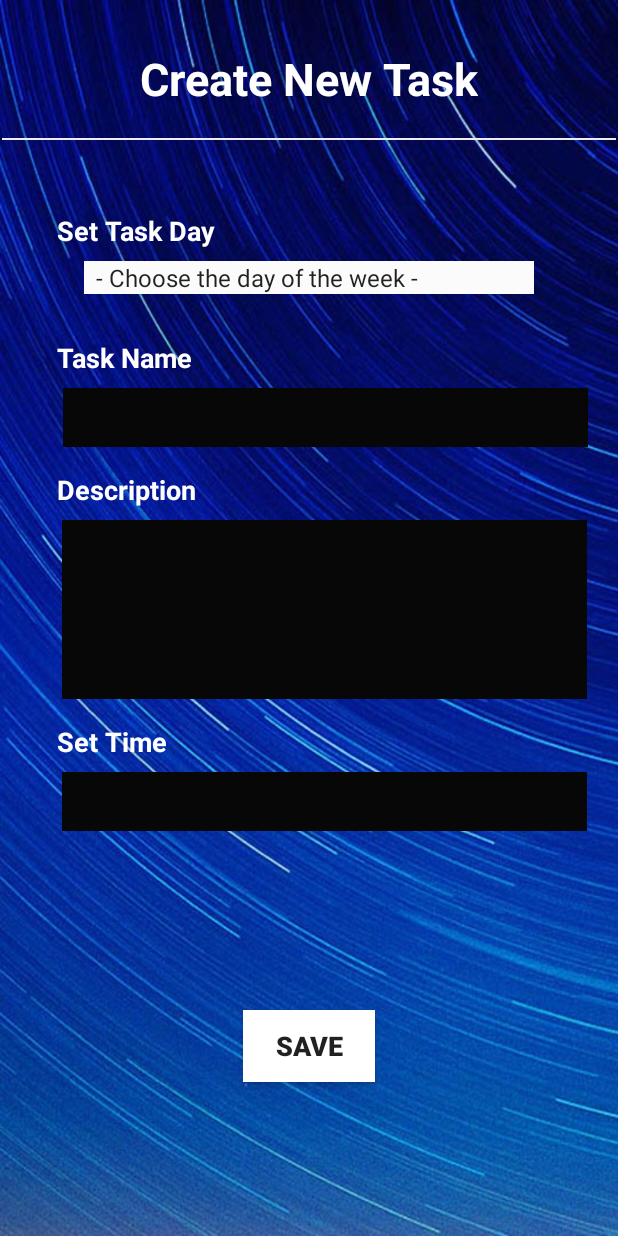
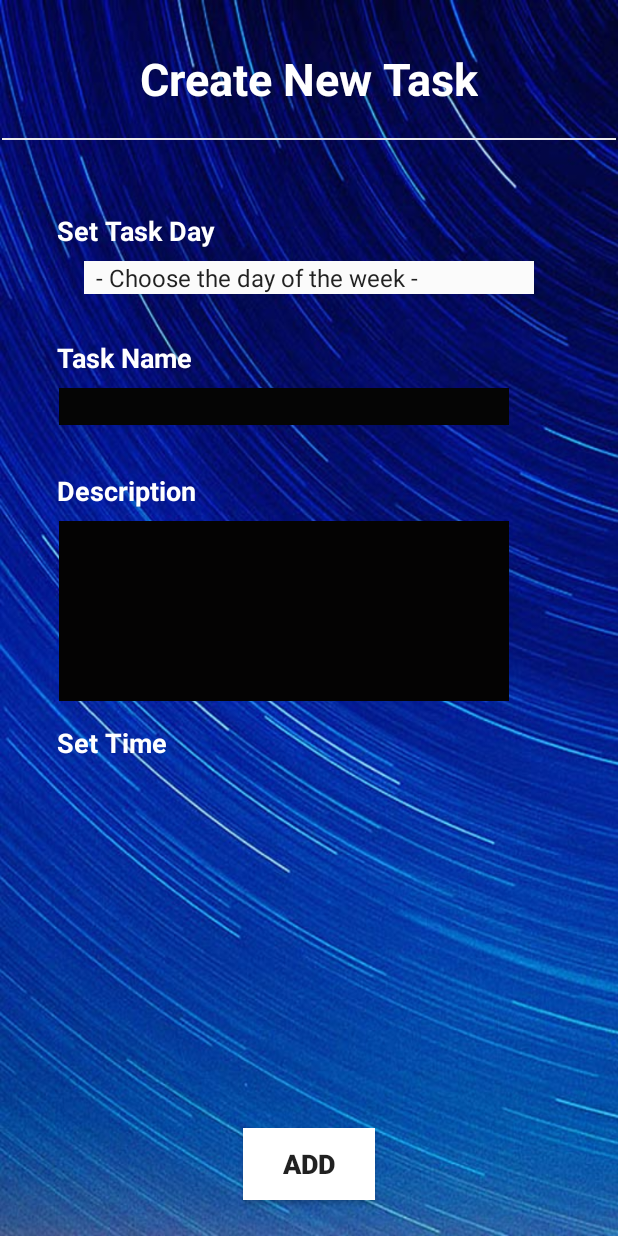
Before and after one commit to mccoy7777/AssistedLivingApplication, an Android app: the CreateNewDailyTask screen opened directly, with no data from a screen before it, on a phone screen of 412 x 824 dp. Run offline under Robolectric (Android 15) with nearby library versions, the light colour scheme and no system bars; our stand-ins replace Firebase (no records; nobody signed in at launch, a user with empty details on screens opened directly).

Commit message:
Add Create Task and Updates Into List - Step 1

```diff
--- a/app/build.gradle
+++ b/app/build.gradle
@@ -33,7 +33,7 @@ dependencies {
     implementation 'com.google.firebase:firebase-database:19.3.1'
     implementation 'com.google.firebase:firebase-firestore:21.5.0'
     implementation 'com.google.firebase:firebase-storage:19.1.1'
-    implementation 'com.google.firebase:firebase-inappmessaging-display:17.0.4'
+    //implementation 'com.google.firebase:firebase-inappmessaging-display:17.0.4'
     testImplementation 'junit:junit:4.12'
     androidTestImplementation 'androidx.test.ext:junit:1.1.1'
     androidTestImplementation 'androidx.test.espresso:espresso-core:3.2.0'
--- a/app/src/main/java/com/example/assistedlivingapplication/CreateNewDailyTask.java
+++ b/app/src/main/java/com/example/assistedlivingapplication/CreateNewDailyTask.java
@@ -1,20 +1,45 @@
 package com.example.assistedlivingapplication;
 
+import androidx.annotation.NonNull;
 import androidx.appcompat.app.AppCompatActivity;
 
+import android.content.Intent;
 import android.os.Bundle;
 import android.view.View;
 import android.widget.AdapterView;
 import android.widget.ArrayAdapter;
+import android.widget.Button;
+import android.widget.EditText;
 import android.widget.Spinner;
+import android.widget.Toast;
+
+import com.google.android.gms.tasks.OnFailureListener;
+import com.google.android.gms.tasks.OnSuccessListener;
+import com.google.firebase.auth.FirebaseAuth;
+import com.google.firebase.auth.FirebaseUser;
+import com.google.firebase.firestore.CollectionReference;
+import com.google.firebase.firestore.DocumentReference;
+import com.google.firebase.firestore.FirebaseFirestore;
+import com.google.firebase.storage.FirebaseStorage;
+import com.google.firebase.storage.StorageReference;
 
 import java.util.ArrayList;
+import java.util.HashMap;
 import java.util.List;
+import java.util.Map;
 
 public class CreateNewDailyTask extends AppCompatActivity {
 
     //Declare variables
-     Spinner spnDaysOfWeek;
+    EditText taskName, description;
+    Button add;
+    Spinner spnDaysOfWeek;
+
+    FirebaseFirestore fStore = FirebaseFirestore.getInstance();
+    CollectionReference allTasksRef = fStore.collection("Tasks");
+
+    private final String KEY_TASK_NAME = "task name";
+    private final String KEY_DESCRIPTION = "description";
 
     @Override
     protected void onCreate(Bundle savedInstanceState) {
@@ -23,6 +48,11 @@ public class CreateNewDailyTask extends AppCompatActivity {
 
         //Assign variables
         spnDaysOfWeek = findViewById(R.id.spn_DaysOfTheWeek);
+
+        taskName = findViewById(R.id.et_TaskName);
+        description = findViewById(R.id.et_Description);
+
+        add = findViewById(R.id.btn_AddTask);
 
         //Create new array list
         List <String> daysOfTheWeek = new ArrayList<>();
@@ -55,8 +85,42 @@ public class CreateNewDailyTask extends AppCompatActivity {
 
         });//end of setOnItemSelectedListener method
 
+        //Set onClickListener for Save Button to save the new task to the database
+        add.setOnClickListener(new View.OnClickListener() {
+            @Override
+            public void onClick(View view) {
 
+                //Set variables and get the text from that the user inputs
+                 String addTaskName = taskName.getText().toString().trim();
+                 String addDescription = description.getText().toString().trim();
+
+                 //Create Tasks object
+                 Tasks tasks = new Tasks(addTaskName, addDescription);
+
+                 //Add tasks to firebase collections
+                allTasksRef.add(tasks).addOnSuccessListener(new OnSuccessListener<DocumentReference>() {
+                    @Override
+                    public void onSuccess(DocumentReference documentReference) {
+                        Toast.makeText(CreateNewDailyTask.this, "New Task Added", Toast.LENGTH_SHORT).show();
+                    }//end of onSuccess method
+
+                }).addOnFailureListener(new OnFailureListener() {
+                    @Override
+                    public void onFailure(@NonNull Exception e) {
+                        Toast.makeText(CreateNewDailyTask.this, "Error!" + e.toString(), Toast.LENGTH_SHORT).show();
+                    }//end of onFailure method
+
+                });//end of onSuccess Listener
+
+                //Use intent to switch back to DailyTasks screen
+                Intent i = new Intent(getApplicationContext(), DailyTasks.class );
+                startActivity(i);
+
+            }//end of onClick method
+
+        });//end of OnClickListener
 
     }//end of onCreate Method
 
+
 }//end of CreateNewDailyTask class
--- a/app/src/main/res/layout/activity_create_new_daily_task.xml
+++ b/app/src/main/res/layout/activity_create_new_daily_task.xml
@@ -64,13 +64,13 @@
         android:layout_height="wrap_content"
         android:layout_marginStart="38dp"
         android:layout_marginLeft="38dp"
-        android:layout_marginTop="16dp"
+        android:layout_marginTop="31dp"
         android:text="Description"
         android:textColor="#FFFFFF"
         android:textSize="18sp"
         android:textStyle="bold"
         app:layout_constraintStart_toStartOf="parent"
-        app:layout_constraintTop_toBottomOf="@+id/tv_EditTaskName" />
+        app:layout_constraintTop_toBottomOf="@+id/et_TaskName" />
 
     <TextView
         android:id="@+id/textView5"
@@ -78,13 +78,13 @@
         android:layout_height="wrap_content"
         android:layout_marginStart="38dp"
         android:layout_marginLeft="38dp"
-        android:layout_marginTop="16dp"
+        android:layout_marginTop="15dp"
         android:text="Set Time"
         android:textColor="#FFFFFF"
         android:textSize="18sp"
         android:textStyle="bold"
         app:layout_constraintStart_toStartOf="parent"
-        app:layout_constraintTop_toBottomOf="@+id/tv_EditDescription" />
+        app:layout_constraintTop_toBottomOf="@+id/et_Description" />
 
     <Spinner
         android:id="@+id/spn_DaysOfTheWeek"
@@ -96,75 +96,47 @@
         app:layout_constraintStart_toStartOf="parent"
         app:layout_constraintTop_toBottomOf="@+id/textView2" />
 
-    <TextView
-        android:id="@+id/tv_EditTaskName"
-        android:layout_width="350dp"
-        android:layout_height="wrap_content"
-        android:layout_marginStart="41dp"
-        android:layout_marginLeft="41dp"
-        android:layout_marginTop="8dp"
-        android:layout_marginEnd="20dp"
-        android:layout_marginRight="20dp"
-        android:background="#070707"
-        android:paddingTop="10dp"
-        android:paddingBottom="10dp"
-        android:textColor="#FFFFFF"
-        android:textColorHint="#FFFFFF"
-        app:layout_constraintEnd_toEndOf="parent"
-        app:layout_constraintStart_toStartOf="parent"
-        app:layout_constraintTop_toBottomOf="@+id/textView" />
-
-    <TextView
-        android:id="@+id/tv_EditTime"
-        android:layout_width="350dp"
-        android:layout_height="wrap_content"
-        android:layout_marginStart="41dp"
-        android:layout_marginLeft="41dp"
-        android:layout_marginTop="8dp"
-        android:layout_marginEnd="20dp"
-        android:layout_marginRight="20dp"
-        android:background="#070707"
-        android:paddingTop="10dp"
-        android:paddingBottom="10dp"
-        android:textColor="#FFFFFF"
-        android:textColorHint="#FFFFFF"
-        app:layout_constraintEnd_toEndOf="parent"
-        app:layout_constraintHorizontal_bias="0.0"
-        app:layout_constraintStart_toStartOf="parent"
-        app:layout_constraintTop_toBottomOf="@+id/textView5" />
-
-    <TextView
-        android:id="@+id/tv_EditDescription"
-        android:layout_width="350dp"
-        android:layout_height="wrap_content"
-        android:layout_marginStart="41dp"
-        android:layout_marginLeft="41dp"
-        android:layout_marginTop="8dp"
-        android:layout_marginEnd="20dp"
-        android:layout_marginRight="20dp"
-        android:background="#070707"
-        android:paddingTop="50dp"
-        android:paddingBottom="50dp"
-        android:textColor="#FFFFFF"
-        android:textColorHint="#FFFFFF"
-        app:layout_constraintEnd_toEndOf="parent"
-        app:layout_constraintHorizontal_bias="0.0"
-        app:layout_constraintStart_toStartOf="parent"
-        app:layout_constraintTop_toBottomOf="@+id/textView4" />
-
     <Button
-        android:id="@+id/btn_SaveTask"
+        android:id="@+id/btn_AddTask"
         android:layout_width="wrap_content"
         android:layout_height="wrap_content"
-        android:layout_marginTop="32dp"
-        android:layout_marginBottom="16dp"
+        android:layout_marginBottom="24dp"
         android:background="#FFFFFF"
-        android:text="SAVE"
+        android:text="ADD"
         android:textSize="18sp"
         android:textStyle="bold"
         app:layout_constraintBottom_toBottomOf="parent"
         app:layout_constraintEnd_toEndOf="parent"
+        app:layout_constraintStart_toStartOf="parent" />
+
+    <EditText
+        android:id="@+id/et_TaskName"
+        android:layout_width="300dp"
+        android:layout_height="wrap_content"
+        android:layout_marginStart="39dp"
+        android:layout_marginLeft="39dp"
+        android:layout_marginTop="8dp"
+        android:background="#050505"
+        android:ems="10"
+        android:inputType="textPersonName"
+        android:textColor="#FFFFFF"
+        android:textColorHint="#FFFFFF"
         app:layout_constraintStart_toStartOf="parent"
-        app:layout_constraintTop_toBottomOf="@+id/tv_EditTime" />
+        app:layout_constraintTop_toBottomOf="@+id/textView" />
+
+    <EditText
+        android:id="@+id/et_Description"
+        android:layout_width="300dp"
+        android:layout_height="120dp"
+        android:layout_marginStart="39dp"
+        android:layout_marginLeft="39dp"
+        android:layout_marginTop="8dp"
+        android:background="#040303"
+        android:ems="10"
+        android:inputType="textPersonName"
+        android:textColor="#FFFFFF"
+        android:textColorHint="#FFFFFF"
+        app:layout_constraintStart_toStartOf="parent"
+        app:layout_constraintTop_toBottomOf="@+id/textView4" />
 
 </androidx.constraintlayout.widget.ConstraintLayout>
--- a/app/src/main/res/layout/activity_daily_notification.xml
+++ b/app/src/main/res/layout/activity_daily_notification.xml
@@ -11,9 +11,11 @@
         android:id="@+id/textView6"
         android:layout_width="wrap_content"
         android:layout_height="wrap_content"
+        android:layout_marginStart="32dp"
+        android:layout_marginLeft="32dp"
         android:layout_marginEnd="75dp"
         android:layout_marginRight="75dp"
-        android:text="Welcome"
+        android:text="Welcome Shaun"
         android:textColor="#FFFFFF"
         android:textSize="30sp"
         android:textStyle="bold"
```
Also changed, not shown: app/src/main/java/com/example/assistedlivingapplication/MondayTasks.java (+52 -2 lines), app/src/main/java/com/example/assistedlivingapplication/Tasks.java (added, +27 -0 lines), app/src/main/res/layout/activity_monday_tasks.xml (+41 -0 lines).
